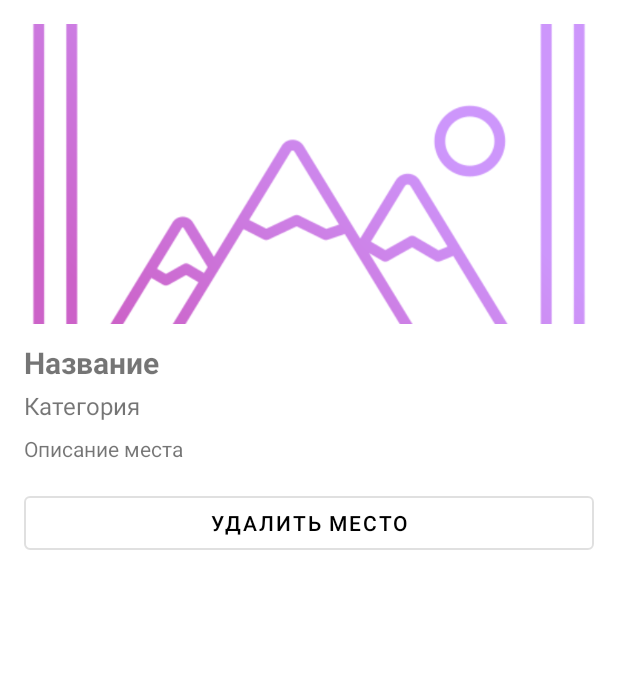
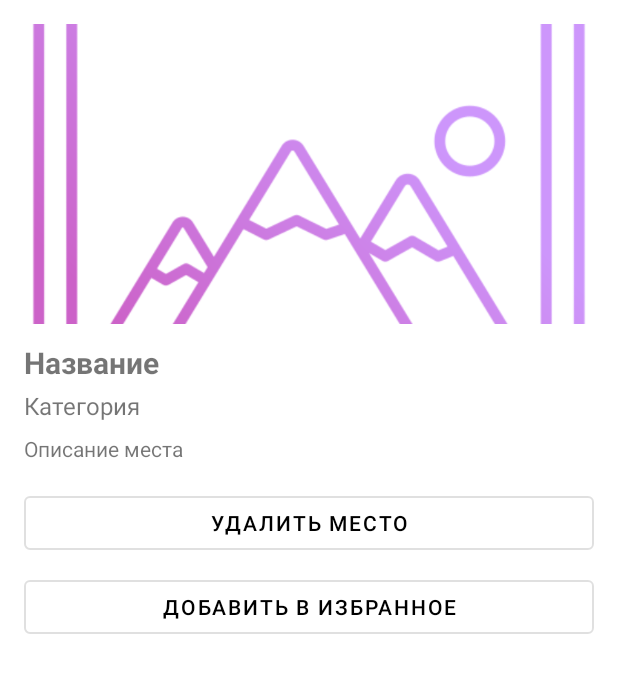
Before and after one commit to vadimkabeats/Tour, an Android app built with Jetpack Compose: the layout fragment_place_detail.xml on its own in the app's theme, with its tools: preview values and no code run, on a phone screen of 412 x 824 dp. Shown: the top 673 px of the screen. Run offline under Robolectric (Android 15) with nearby library versions, the phone set to English and light mode, and no system bars.

Commit message:
Добавил реализацию добавления в избранное

```diff
--- a/app/src/main/java/com/example/tourguideplus/data/AppDatabase.kt
+++ b/app/src/main/java/com/example/tourguideplus/data/AppDatabase.kt
@@ -9,10 +9,10 @@ import com.example.tourguideplus.data.model.PlaceEntity
 
 @Database(
     entities = [
-        PlaceEntity::class  // <-- используем ::class, а не просто PlaceEntity
-        // позже добавите остальные: CategoryEntity::class, ReviewEntity::class и т.д.
+        PlaceEntity::class
+
     ],
-    version = 1,
+    version = 2,
     exportSchema = false
 )
 abstract class AppDatabase : RoomDatabase() {
--- a/app/src/main/java/com/example/tourguideplus/data/model/PlaceEntity.kt
+++ b/app/src/main/java/com/example/tourguideplus/data/model/PlaceEntity.kt
@@ -12,5 +12,6 @@ data class PlaceEntity(
     val category: String,
     val latitude: Double?,
     val longitude: Double?,
-    val photoUri: String?
+    val photoUri: String?,
+    val isFavorite: Boolean = false
 )
--- a/app/src/main/res/layout/fragment_place_detail.xml
+++ b/app/src/main/res/layout/fragment_place_detail.xml
@@ -56,6 +56,14 @@
             android:layout_marginTop="16dp"
             app:iconTint="@color/purple_200"
             android:textColor="@color/black"/>
+        <com.google.android.material.button.MaterialButton
+            android:id="@+id/btn_favorite"
+            style="@style/Widget.MaterialComponents.Button.OutlinedButton"
+            android:layout_width="match_parent"
+            android:layout_height="wrap_content"
+            android:layout_marginTop="8dp"
+            android:text="Добавить в избранное"
+            android:textColor="@color/black"/>
 
     </LinearLayout>
 </ScrollView>
```
Also changed, not shown: app/src/main/java/com/example/tourguideplus/ui/main/PlaceDetailFragment.kt (+14 -13 lines).
